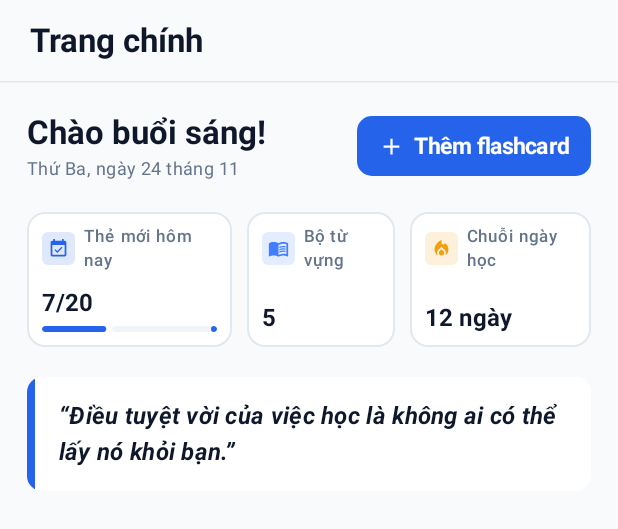
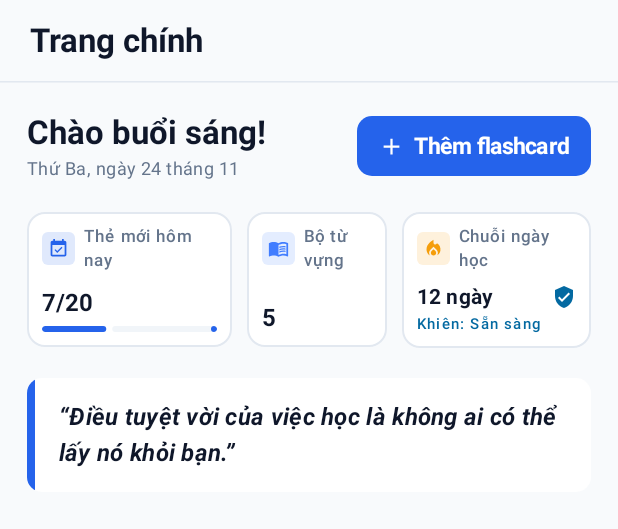
Before and after one commit to ngtngduy/Flashcard-Spaced_Repition, an Android app built with Jetpack Compose: the @Preview function HomeScreenHeaderLightPreview, on a phone screen of 412 x 824 dp. Shown: the top 529 px of the screen. Run offline under Robolectric (Android 15) with nearby library versions, the phone set to English and light mode, and no system bars.

Commit message:
feat(home): add streak shield indicator

```diff
--- a/app/src/main/java/com/uth/memora/feature/home/HomeScreen.kt
+++ b/app/src/main/java/com/uth/memora/feature/home/HomeScreen.kt
@@ -15,6 +15,7 @@ import androidx.compose.foundation.layout.heightIn
 import androidx.compose.foundation.layout.padding
 import androidx.compose.foundation.layout.size
 import androidx.compose.foundation.layout.width
+import androidx.compose.foundation.layout.widthIn
 import androidx.compose.foundation.rememberScrollState
 import androidx.compose.foundation.shape.RoundedCornerShape
 import androidx.compose.foundation.verticalScroll
@@ -23,6 +24,8 @@ import androidx.compose.material.icons.automirrored.filled.MenuBook
 import androidx.compose.material.icons.filled.Add
 import androidx.compose.material.icons.filled.EventAvailable
 import androidx.compose.material.icons.filled.LocalFireDepartment
+import androidx.compose.material.icons.filled.Shield
+import androidx.compose.material.icons.filled.VerifiedUser
 import androidx.compose.material3.Button
 import androidx.compose.material3.ButtonDefaults
 import androidx.compose.material3.HorizontalDivider
@@ -42,10 +45,12 @@ import androidx.compose.ui.text.font.FontWeight
 import androidx.compose.ui.text.style.TextOverflow
 import androidx.compose.ui.tooling.preview.Preview
 import androidx.compose.ui.unit.dp
+import androidx.compose.ui.unit.sp
 import com.uth.memora.core.model.StudyMode
 import com.uth.memora.feature.common.MemoraLinearProgressBar
 import com.uth.memora.feature.theme.MemoraTheme
 import com.uth.memora.feature.theme.StatusWarning
+import com.uth.memora.feature.theme.SurfaceLight
 import java.time.DayOfWeek
 import java.time.LocalDate
 import java.time.LocalTime
@@ -98,13 +103,15 @@ fun HomeScreen(
                     onAddCardClick = onNavigateToAddCard
                 )
 
-                // Hàng 3 thẻ thống kê nhanh: Thẻ mới hôm nay, Bộ từ vựng, Chuỗi ngày học (Figma 4:8, 4:36, 4:47)
+                // Hàng 3 thẻ thống kê nhanh: Thẻ mới hôm nay, Bộ từ vựng, Chuỗi ngày học + Khiên (Figma 4:8, 4:36, 4:47, 2235:61, 2235:66)
                 HomeStatsRow(
                     newCardsLearnedToday = uiState.newCardsLearnedToday,
                     dailyNewCardLimit = uiState.dailyNewCardLimit,
                     newCardsProgress = uiState.newCardsProgressFraction,
                     totalDecksCount = uiState.totalDecksCount,
-                    currentStreakDays = uiState.currentStreakDays
+                    currentStreakDays = uiState.currentStreakDays,
+                    streakFreezeAvailable = uiState.streakFreezeAvailable,
+                    isStreakProtectedToday = uiState.isStreakProtectedToday
                 )
 
                 // Khung châm ngôn học tập (Figma 4:74)
@@ -120,7 +127,7 @@ fun HomeScreen(
  * Hàng 3 ô thống kê nhanh trên Trang chính theo Figma Node 1:2 (4:8, 4:36, 4:47):
  * - Thẻ mới hôm nay (x/20 + thanh tiến độ nhỏ 4.dp)
  * - Bộ từ vựng (tổng số bộ từ đang hoạt động)
- * - Chuỗi ngày học (Streak)
+ * - Chuỗi ngày học (Streak + Khiên bảo vệ chuỗi 2235:61 & 2235:66)
  */
 @Composable
 fun HomeStatsRow(
@@ -129,8 +136,29 @@ fun HomeStatsRow(
     newCardsProgress: Float,
     totalDecksCount: Int,
     currentStreakDays: Int,
-    modifier: Modifier = Modifier
+    modifier: Modifier = Modifier,
+    streakFreezeAvailable: Boolean = true,
+    isStreakProtectedToday: Boolean = false
 ) {
+    val isLight = MaterialTheme.colorScheme.surface == SurfaceLight
+    val shieldActiveColor = if (isLight) Color(0xFF0369A1) else Color(0xFF0284C7)
+    val isShieldActive = streakFreezeAvailable || isStreakProtectedToday
+    val shieldTint = if (isShieldActive) {
+        shieldActiveColor
+    } else {
+        MaterialTheme.colorScheme.onSurfaceVariant
+    }
+    val shieldIcon = if (isShieldActive) {
+        Icons.Default.VerifiedUser
+    } else {
+        Icons.Default.Shield
+    }
+    val shieldStatusLabel = when {
+        isStreakProtectedToday -> "Khiên: Đang bảo vệ"
+        streakFreezeAvailable -> "Khiên: Sẵn sàng"
+        else -> "Khiên: Đã dùng"
+    }
+
     Row(
         modifier = modifier.fillMaxWidth(),
         horizontalArrangement = Arrangement.spacedBy(10.dp)
@@ -159,7 +187,7 @@ fun HomeStatsRow(
             title = "Bộ từ vựng",
             icon = Icons.AutoMirrored.Filled.MenuBook,
             iconTint = MaterialTheme.colorScheme.secondary,
-            modifier = Modifier.weight(0.9f)
+            modifier = Modifier.weight(0.85f)
         ) {
             Text(
                 text = "$totalDecksCount",
@@ -168,17 +196,42 @@ fun HomeStatsRow(
             )
         }
 
-        // Ô 3: Chuỗi ngày học Streak (Figma 4:47)
+        // Ô 3: Chuỗi ngày học Streak + Icon Khiên bảo vệ (Figma 4:47, 2235:61, 2235:66)
         HomeStatCard(
             title = "Chuỗi ngày học",
             icon = Icons.Default.LocalFireDepartment,
             iconTint = StatusWarning,
-            modifier = Modifier.weight(1.1f)
+            modifier = Modifier
+                .weight(1.15f)
+                .widthIn(min = 100.dp)
         ) {
+            Row(
+                modifier = Modifier.fillMaxWidth(),
+                horizontalArrangement = Arrangement.SpaceBetween,
+                verticalAlignment = Alignment.CenterVertically
+            ) {
+                Text(
+                    text = "$currentStreakDays ngày",
+                    style = MaterialTheme.typography.titleSmall.copy(fontWeight = FontWeight.Bold),
+                    color = MaterialTheme.colorScheme.onSurface,
+                    maxLines = 1,
+                    overflow = TextOverflow.Ellipsis
+                )
+                Icon(
+                    imageVector = shieldIcon,
+                    contentDescription = shieldStatusLabel,
+                    tint = shieldTint,
+                    modifier = Modifier.size(16.dp)
+                )
+            }
+            Spacer(modifier = Modifier.height(4.dp))
             Text(
-                text = "$currentStreakDays ngày",
-                style = MaterialTheme.typography.titleMedium.copy(fontWeight = FontWeight.Bold),
-                color = MaterialTheme.colorScheme.onSurface,
+                text = shieldStatusLabel,
+                style = MaterialTheme.typography.labelSmall.copy(
+                    fontSize = 10.sp,
+                    fontWeight = FontWeight.Medium
+                ),
+                color = shieldTint,
                 maxLines = 1,
                 overflow = TextOverflow.Ellipsis
             )
```
